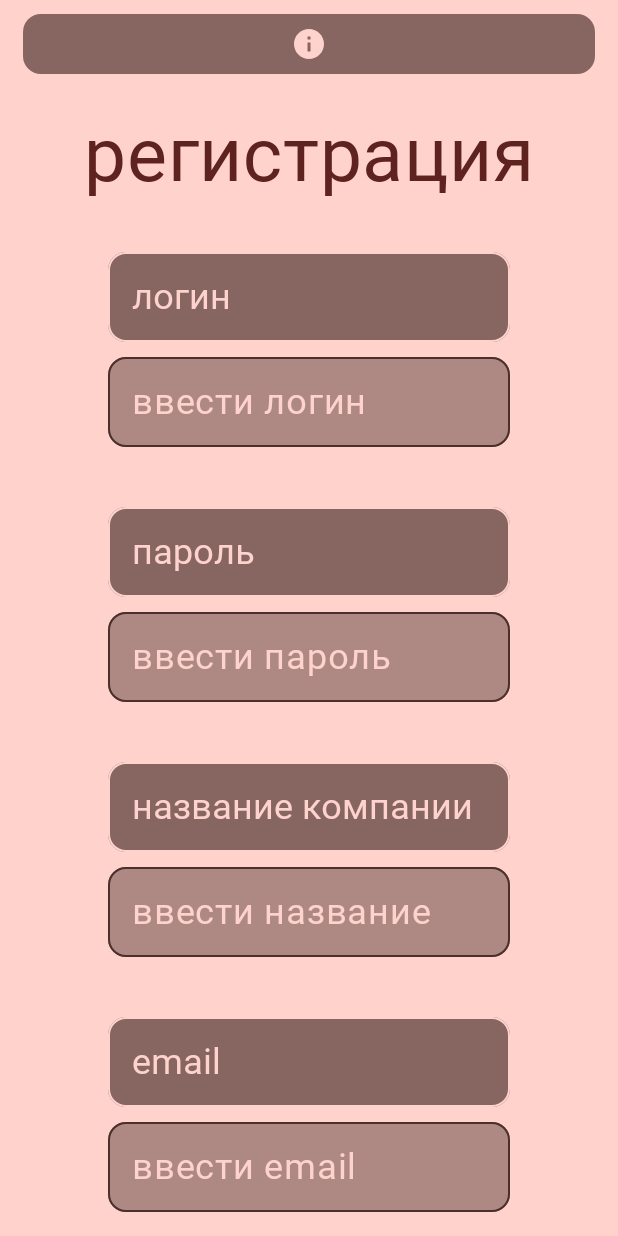
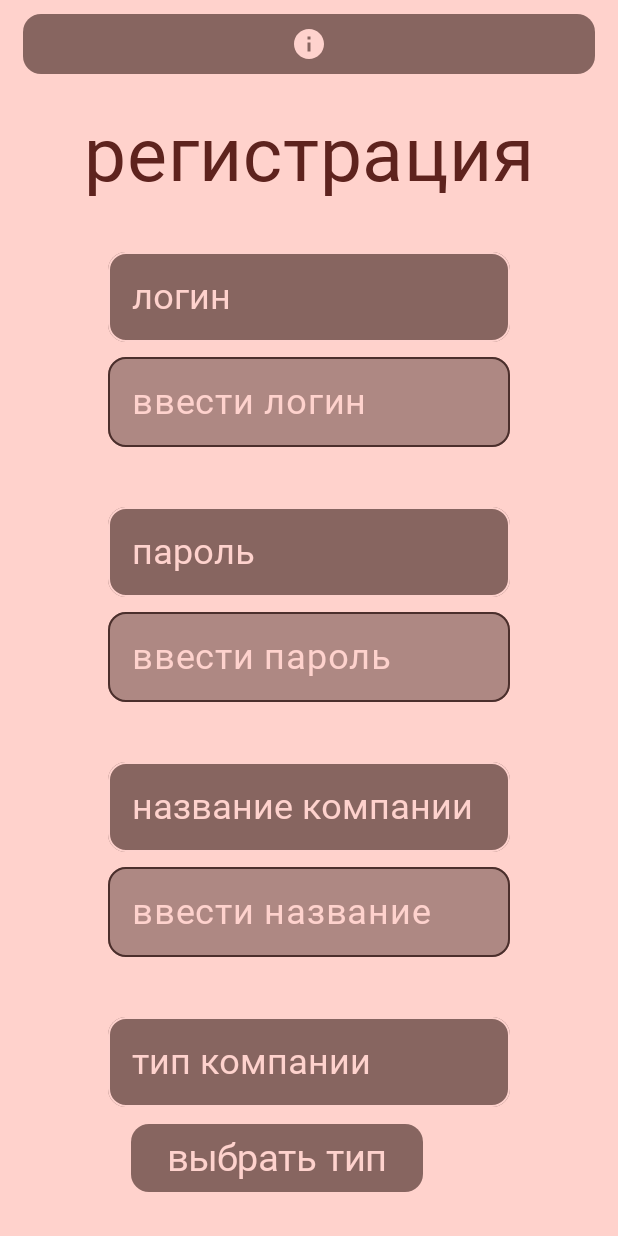
Before and after one commit to raewda/MikoCompany, an Android app built with Jetpack Compose: the Registration screen opened through its navigation route, on a phone screen of 412 x 824 dp. Run offline under Robolectric (Android 15) with nearby library versions, the phone set to English and light mode, and no system bars; Roboto replaces fonts that are not available here.

Commit message:
navigation & registration

```diff
--- a/app/src/main/java/com/example/mikocompany/screens/ApplicationInfo.kt
+++ b/app/src/main/java/com/example/mikocompany/screens/ApplicationInfo.kt
@@ -3,11 +3,16 @@ package com.example.mikocompany.screens
 import androidx.compose.runtime.Composable
 import androidx.compose.runtime.MutableState
 import androidx.navigation.NavHostController
+import com.example.mikocompany.details.MikoNavigation
 
 @Composable
 fun ApplicationInfo(
     navController: NavHostController,
     applicationInfo : MutableState<Boolean>
 ){
+    MikoNavigation(
+        navController
+    ) {
 
+    }
 }
--- a/app/src/main/java/com/example/mikocompany/screens/Employees.kt
+++ b/app/src/main/java/com/example/mikocompany/screens/Employees.kt
@@ -3,11 +3,16 @@ package com.example.mikocompany.screens
 import androidx.compose.runtime.Composable
 import androidx.compose.runtime.MutableState
 import androidx.navigation.NavHostController
+import com.example.mikocompany.details.MikoNavigation
 
 @Composable
 fun Employees(
     navController : NavHostController,
     employees : MutableState<Boolean>
 ){
+    MikoNavigation(
+        navController
+    ) {
 
+    }
 }
--- a/app/src/main/java/com/example/mikocompany/screens/Offer.kt
+++ b/app/src/main/java/com/example/mikocompany/screens/Offer.kt
@@ -3,11 +3,16 @@ package com.example.mikocompany.screens
 import androidx.compose.runtime.Composable
 import androidx.compose.runtime.MutableState
 import androidx.navigation.NavHostController
+import com.example.mikocompany.details.MikoNavigation
 
 @Composable
 fun Offer(
     navController : NavHostController,
     offer : MutableState<Boolean>
 ){
+    MikoNavigation(
+        navController
+    ) {
 
+    }
 }
--- a/app/src/main/java/com/example/mikocompany/screens/Order.kt
+++ b/app/src/main/java/com/example/mikocompany/screens/Order.kt
@@ -3,11 +3,16 @@ package com.example.mikocompany.screens
 import androidx.compose.runtime.Composable
 import androidx.compose.runtime.MutableState
 import androidx.navigation.NavHostController
+import com.example.mikocompany.details.MikoNavigation
 
 @Composable
 fun Order(
     navController : NavHostController,
     order : MutableState<Boolean>
 ){
+    MikoNavigation(
+        navController
+    ) {
 
+    }
 }
--- a/app/src/main/java/com/example/mikocompany/screens/Profile.kt
+++ b/app/src/main/java/com/example/mikocompany/screens/Profile.kt
@@ -3,11 +3,14 @@ package com.example.mikocompany.screens
 import androidx.compose.runtime.Composable
 import androidx.compose.runtime.MutableState
 import androidx.navigation.NavHostController
+import com.example.mikocompany.details.MikoNavigation
 
 @Composable
 fun Profile(
     navController : NavHostController,
     profile : MutableState<Boolean>
 ){
-
+    MikoNavigation(
+        navController
+    ) { }
 }
--- a/app/src/main/java/com/example/mikocompany/screens/Registration.kt
+++ b/app/src/main/java/com/example/mikocompany/screens/Registration.kt
@@ -29,6 +29,7 @@ import androidx.compose.ui.text.input.TextFieldValue
 import androidx.compose.ui.unit.dp
 import androidx.navigation.NavHostController
 import com.example.mikocompany.details.MikoButton
+import com.example.mikocompany.details.MikoDropDownMenu
 import com.example.mikocompany.details.MikoInfoDialog
 import com.example.mikocompany.details.MikoLargeTextField
 import com.example.mikocompany.details.MikoReadOnlyTextField
@@ -61,11 +62,18 @@ fun Registration (
     val description = remember { mutableStateOf(TextFieldValue("")) }
     val conditionsRO = remember { mutableStateOf(TextFieldValue("условия компании")) }
     val conditions = remember { mutableStateOf(TextFieldValue("")) }
+    val companyTypeRO = remember { mutableStateOf(TextFieldValue("тип компании")) }
+    val companyType = remember { mutableStateOf("") }
+    val innRO = remember { mutableStateOf(TextFieldValue("инн компании")) }
+    val inn = remember { mutableStateOf(TextFieldValue("")) }
 
     var checked by remember { mutableStateOf(false) }
     val context = LocalContext.current
 
     val openInfoDialog = remember { mutableStateOf(false) }
+    val openMenuType = remember { mutableStateOf(false) }
+    val ddmlist = listOf("one", "two", "threethrethree")
+
 
     Scaffold(
         modifier = Modifier
@@ -156,6 +164,41 @@ fun Registration (
                     verticalArrangement = Arrangement.spacedBy(10.dp)
                 ) {
                     MikoReadOnlyTextField(
+                        value = companyTypeRO
+                    )
+                    MikoDropDownMenu(
+                        ddmlist = ddmlist,
+                        openMenu = openMenuType,
+                        pick = companyType,
+                        textButton =
+                        (if (companyType.value.isNotEmpty()){
+                            companyType.value
+                        } else{
+                            "выбрать тип"
+                        }).toString()
+                    )
+                }
+
+                Column(
+                    modifier = Modifier
+                        .padding(vertical = 20.dp),
+                    verticalArrangement = Arrangement.spacedBy(10.dp)
+                ) {
+                    MikoReadOnlyTextField(
+                        value = innRO
+                    )
+                    MikoTextField(
+                        value = inn,
+                        placeHol = "ввести инн"
+                    )
+                }
+
+                Column(
+                    modifier = Modifier
+                        .padding(vertical = 20.dp),
+                    verticalArrangement = Arrangement.spacedBy(10.dp)
+                ) {
+                    MikoReadOnlyTextField(
                         value = emailRO
                     )
                     MikoTextField(
@@ -207,6 +250,8 @@ fun Registration (
                         placeHol = "ввести условия компании"
                     )
                 }
+
+
             }
 
             MikoButton(
--- a/app/src/main/java/com/example/mikocompany/screens/Statistic.kt
+++ b/app/src/main/java/com/example/mikocompany/screens/Statistic.kt
@@ -3,11 +3,16 @@ package com.example.mikocompany.screens
 import androidx.compose.runtime.Composable
 import androidx.compose.runtime.MutableState
 import androidx.navigation.NavHostController
+import com.example.mikocompany.details.MikoNavigation
 
 @Composable
 fun Statistic(
     navController : NavHostController,
     statistic : MutableState<Boolean>
 ){
+    MikoNavigation(
+        navController
+    ) {
 
+    }
 }
```
